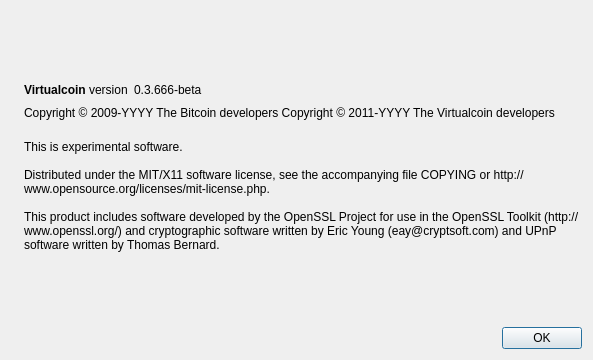
Old version of the form src/qt/forms/aboutdialog.ui in the repository RagnarDanneskjold/smallchange.
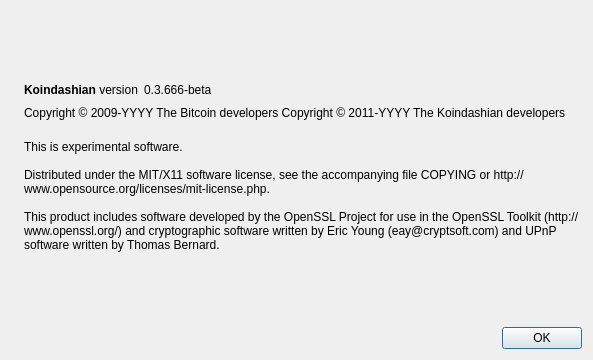
New version of the form. Icons and pictures are not drawn.

The edit to the form file:
```diff
--- a/src/qt/forms/aboutdialog.ui
+++ b/src/qt/forms/aboutdialog.ui
@@ -50,7 +50,7 @@
           <cursorShape>IBeamCursor</cursorShape>
          </property>
          <property name="text">
-          <string>&lt;b&gt;Virtualcoin&lt;/b&gt; version</string>
+          <string>&lt;b&gt;Koindashian&lt;/b&gt; version</string>
          </property>
          <property name="textInteractionFlags">
           <set>Qt::LinksAccessibleByMouse|Qt::TextSelectableByKeyboard|Qt::TextSelectableByMouse</set>
@@ -92,7 +92,7 @@
        </property>
        <property name="text">
         <string notr="true">Copyright &amp;copy; 2009-YYYY The Bitcoin developers
-Copyright &amp;copy; 2011-YYYY The Virtualcoin developers</string>
+Copyright &amp;copy; 2011-YYYY The Koindashian developers</string>
        </property>
        <property name="textFormat">
         <enum>Qt::RichText</enum>
```
Left out of the diff: 2 changed lines with no effect on the pictures.
